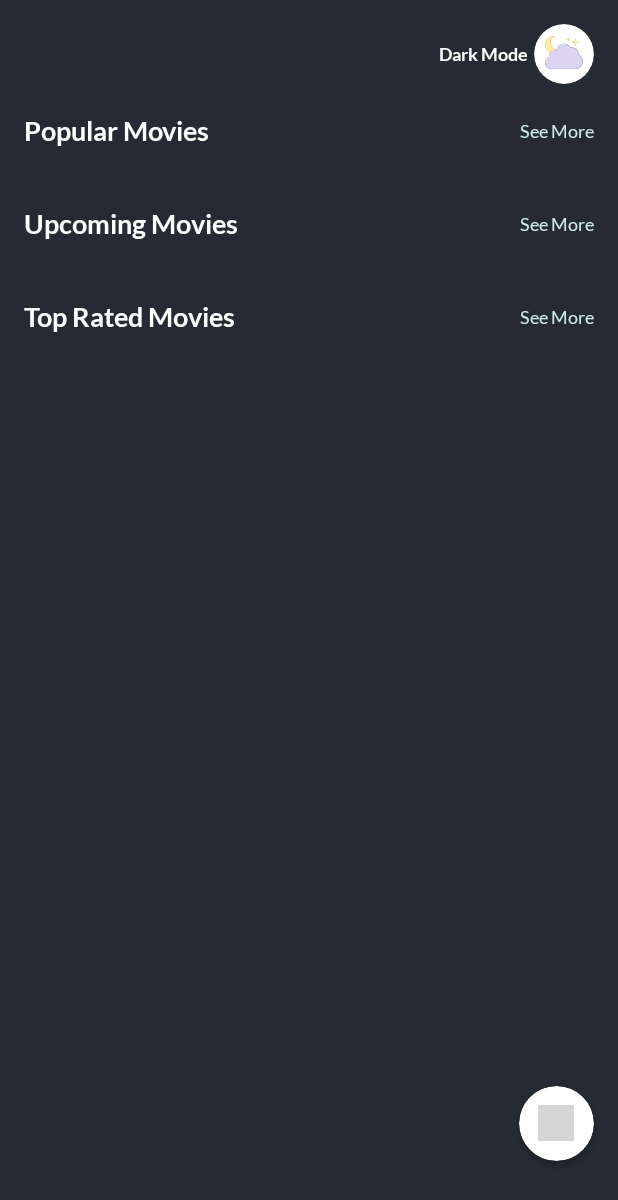
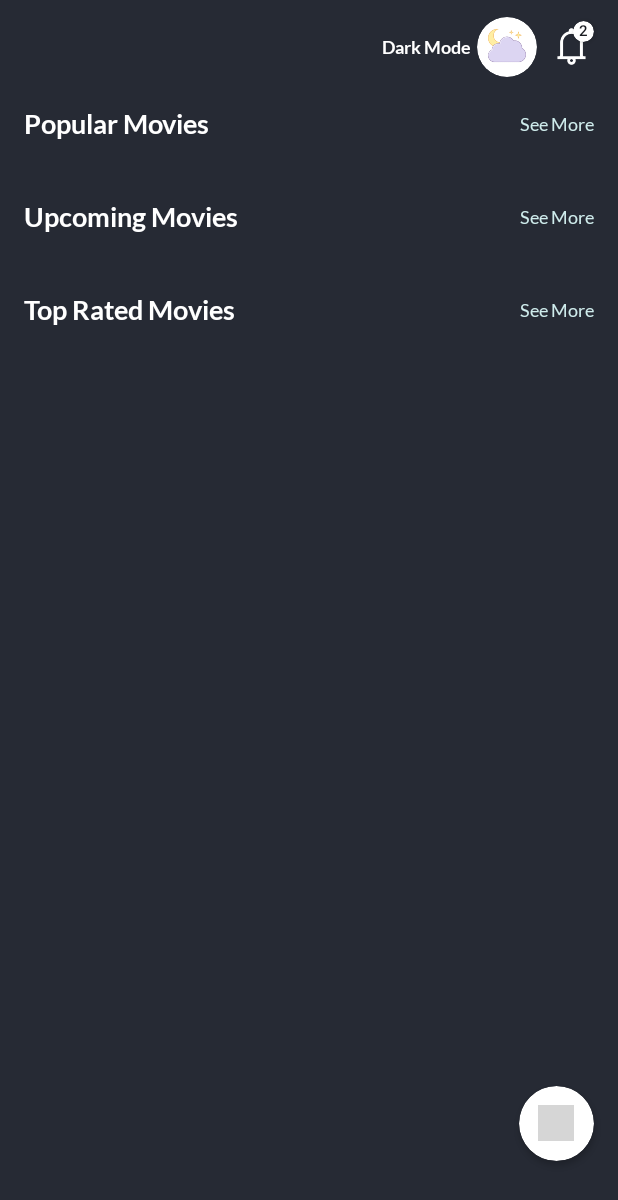
Before and after one commit to eskaya/movie-application-esra-kaya, an Android app: the screen it shows after launch (MainActivity), on a phone screen of 412 x 824 dp. Shown: the top 1200 px of the screen. Run offline under Robolectric (Android 15) with nearby library versions, the light colour scheme and no system bars; our stand-ins replace Dagger/Hilt's generated code; network calls fail; 1 statement that could not run was skipped; grey boxes are pictures that could not be loaded.

Commit message:
Add notification icon and update Dashboard UI.

```diff
--- a/app/src/main/res/layout/fragment_dashboard.xml
+++ b/app/src/main/res/layout/fragment_dashboard.xml
@@ -20,6 +20,40 @@
             android:layout_width="match_parent"
             android:layout_height="wrap_content">
 
+            <androidx.cardview.widget.CardView
+                android:id="@+id/cvNotification"
+                android:layout_width="14dp"
+                android:layout_height="14dp"
+                android:layout_marginBottom="-12dp"
+                app:cardBackgroundColor="@color/change_color"
+                app:cardCornerRadius="7dp"
+                app:layout_constraintBottom_toTopOf="@+id/ivNotification"
+                app:layout_constraintEnd_toEndOf="@+id/ivNotification">
+
+                <TextView
+                    android:id="@+id/tvNotificationCount"
+                    android:layout_width="wrap_content"
+                    android:layout_height="wrap_content"
+                    android:layout_gravity="center"
+                    android:layout_marginBottom="1.5dp"
+                    android:fontFamily="sans-serif-medium"
+                    android:text="2"
+                    android:textColor="@color/background_color"
+                    android:textSize="@dimen/text_10" />
+
+            </androidx.cardview.widget.CardView>
+
+            <ImageView
+                android:id="@+id/ivNotification"
+                android:layout_width="30dp"
+                android:layout_height="30dp"
+                android:layout_marginTop="16dp"
+                android:layout_marginEnd="16dp"
+                android:src="@drawable/ic_notification"
+                app:layout_constraintEnd_toEndOf="parent"
+                app:layout_constraintTop_toTopOf="parent"
+                app:tint="@color/change_color" />
+
             <TextView
                 android:id="@+id/tvThemeStyle"
                 android:layout_width="wrap_content"
@@ -37,20 +71,20 @@
                 android:id="@+id/cvChangeTheme"
                 android:layout_width="40dp"
                 android:layout_height="40dp"
-                android:layout_marginTop="16dp"
-                android:layout_marginEnd="16dp"
+                android:layout_marginEnd="8dp"
+                app:cardBackgroundColor="@color/change_color"
                 app:cardCornerRadius="20dp"
                 app:cardElevation="0dp"
-                app:cardBackgroundColor="@color/change_color"
-                app:layout_constraintEnd_toEndOf="parent"
-                app:layout_constraintTop_toTopOf="parent">
+                app:layout_constraintBottom_toBottomOf="@+id/ivNotification"
+                app:layout_constraintEnd_toStartOf="@+id/ivNotification"
+                app:layout_constraintTop_toTopOf="@+id/ivNotification">
 
                 <ImageView
                     android:id="@+id/ivThemeMode"
                     android:layout_width="25dp"
                     android:layout_height="25dp"
-                    android:adjustViewBounds="true"
-                    android:layout_gravity="center" />
+                    android:layout_gravity="center"
+                    android:adjustViewBounds="true" />
 
             </com.google.android.material.card.MaterialCardView>
 
--- a/app/src/main/res/values/dimens.xml
+++ b/app/src/main/res/values/dimens.xml
@@ -1,5 +1,6 @@
 <?xml version="1.0" encoding="utf-8"?>
 <resources>
+    <dimen name="text_8">8sp</dimen>
     <dimen name="text_10">10sp</dimen>
     <dimen name="text_12">12sp</dimen>
     <dimen name="text_14">14sp</dimen>
```
Also changed, not shown: app/src/main/res/drawable/ic_notification.png (added).
